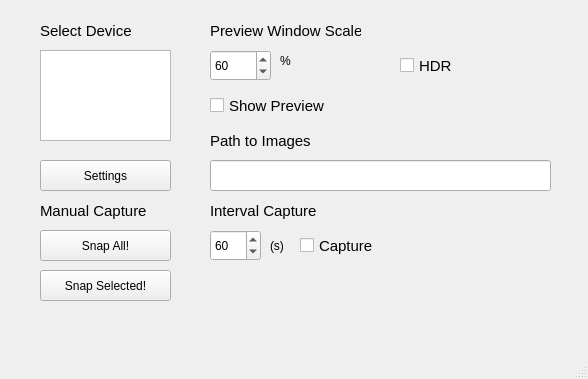
Before: the Qt Designer form ui/main.ui in node-/CameraWorkbench, drawn with Qt 5.
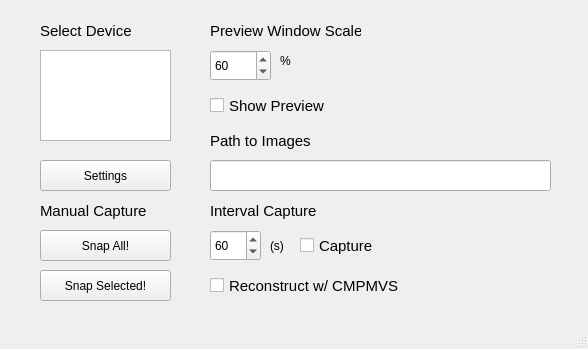
After: the same form once the commit is applied.

Commit message: added separate timelapse thread & reconstruction pipeline

```diff
--- a/ui/main.ui
+++ b/ui/main.ui
@@ -7,7 +7,7 @@
     <x>0</x>
     <y>0</y>
     <width>588</width>
-    <height>379</height>
+    <height>349</height>
    </rect>
   </property>
   <property name="windowTitle">
@@ -204,24 +204,6 @@
      <string>(s)</string>
     </property>
    </widget>
-   <widget class="QCheckBox" name="hdrEnabled">
-    <property name="geometry">
-     <rect>
-      <x>400</x>
-      <y>50</y>
-      <width>111</width>
-      <height>31</height>
-     </rect>
-    </property>
-    <property name="font">
-     <font>
-      <pointsize>11</pointsize>
-     </font>
-    </property>
-    <property name="text">
-     <string>HDR</string>
-    </property>
-   </widget>
    <widget class="QListWidget" name="deviceList">
     <property name="geometry">
      <rect>
@@ -281,6 +263,24 @@
      <string>Snap Selected!</string>
     </property>
    </widget>
+   <widget class="QCheckBox" name="reconstructEnabled">
+    <property name="geometry">
+     <rect>
+      <x>210</x>
+      <y>270</y>
+      <width>191</width>
+      <height>31</height>
+     </rect>
+    </property>
+    <property name="font">
+     <font>
+      <pointsize>11</pointsize>
+     </font>
+    </property>
+    <property name="text">
+     <string>Reconstruct w/ CMPMVS</string>
+    </property>
+   </widget>
   </widget>
   <widget class="QStatusBar" name="statusbar"/>
  </widget>
```
The commit also changes 2 other files.
